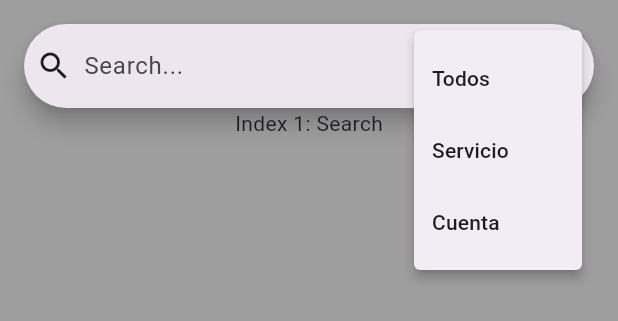
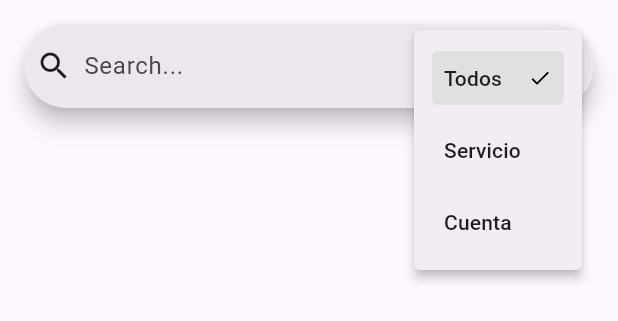
Before and after one commit to VictoriaGarciav/en_tu_puerta_front, a Flutter app: the WidgetSearch widget shown alone on an empty page, opened directly, after a tap on the "filter list" icon, on a phone screen of 412 x 824 dp. Shown: the top 321 px of the screen. Run offline on Flutter 3.47's test engine with Material 3 defaults, Android fonts, the phone set to English and light mode, and no system bars; network calls fail.

Commit message:
Filtro de Cuenta y servicio

```diff
--- a/en_tu_puerta_front/lib/widget_search.dart
+++ b/en_tu_puerta_front/lib/widget_search.dart
@@ -1,13 +1,18 @@
 import 'package:flutter/material.dart';
 
-class WidgetSearch extends StatelessWidget {
+class WidgetSearch extends StatefulWidget {
   const WidgetSearch({super.key});
 
   @override
-Widget build(BuildContext context) {
-  return Container(
-    color: Colors.grey,
-    child: Column(
+  State<WidgetSearch> createState() => _WidgetSearchState();
+}
+
+class _WidgetSearchState extends State<WidgetSearch> {
+  String selectedFilter = 'Todos'; // Initialize with 'Todos' selected
+
+  @override
+  Widget build(BuildContext context) {
+    return Column(
       children: [
         Padding(
           padding: EdgeInsets.fromLTRB(16.0, 16.0, 16.0, 0),
@@ -18,32 +23,15 @@ Widget build(BuildContext context) {
               PopupMenuButton<String>(
                 icon: Icon(Icons.filter_list),
                 onSelected: (String value) {
+                  setState(() {
+                    selectedFilter = value;
+                  });
                   // Handle filter selection
-                  switch (value) {
-                    case 'Todos':
-                      // Handle Todos filter
-                      break;
-                    case 'Servicio':
-                      // Handle Servicio filter
-                      break;
-                    case 'Cuenta':
-                      // Handle Cuenta filter
-                      break;
-                  }
                 },
                 itemBuilder: (BuildContext context) => [
-                  PopupMenuItem<String>(
-                    value: 'Todos',
-                    child: Text('Todos'),
-                  ),
-                  PopupMenuItem<String>(
-                    value: 'Servicio',
-                    child: Text('Servicio'),
-                  ),
-                  PopupMenuItem<String>(
-                    value: 'Cuenta',
-                    child: Text('Cuenta'),
-                  ),
+                  _buildMenuItem('Todos'),
+                  _buildMenuItem('Servicio'),
+                  _buildMenuItem('Cuenta'),
                 ],
               ),
             ],
@@ -52,8 +40,27 @@ Widget build(BuildContext context) {
             },
           ),
         ),
-        Text('Index 1: Search'),
       ],
+    );
+  }
+
+  PopupMenuItem<String> _buildMenuItem(String value) {
+  return PopupMenuItem<String>(
+    value: value,
+    child: Container(
+      padding: EdgeInsets.all(8.0), // Increased padding
+      decoration: BoxDecoration(
+        color: selectedFilter == value ? Colors.grey[300] : null,
+        borderRadius: BorderRadius.circular(4.0), // Rounded corners
+      ),
+      child: Row(
+        mainAxisAlignment: MainAxisAlignment.spaceBetween,
+        children: [
+          Text(value),
+          if (selectedFilter == value)
+            Icon(Icons.check, size: 16, color: Colors.black),
+        ],
+      ),
     ),
   );
 }
```
